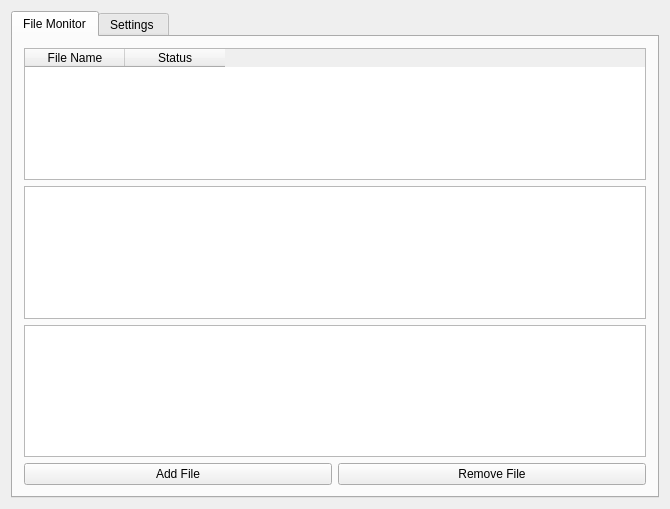
This is autofilebackup.ui in imatefx/auto-file-backup as Qt 5 draws it before an edit. The edited form follows.
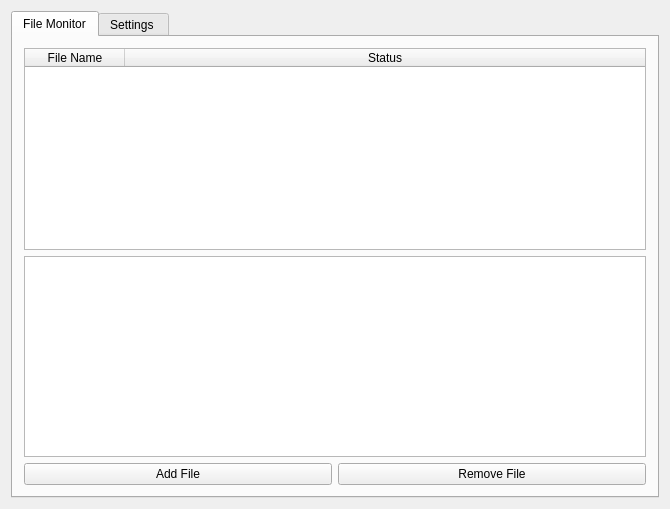
This is the edited form. Custom widgets are drawn as their Qt base class.

Commit message: Removed Watched File Listbox Watched file log to Log Listbox Drag and drop multiple files

What changed in the file:
```diff
--- a/autofilebackup.ui
+++ b/autofilebackup.ui
@@ -41,6 +41,15 @@
          <property name="columnCount">
           <number>2</number>
          </property>
+         <attribute name="horizontalHeaderVisible">
+          <bool>true</bool>
+         </attribute>
+         <attribute name="horizontalHeaderStretchLastSection">
+          <bool>true</bool>
+         </attribute>
+         <attribute name="verticalHeaderVisible">
+          <bool>false</bool>
+         </attribute>
          <column>
           <property name="text">
            <string>File Name</string>
@@ -53,9 +62,6 @@
          </column>
         </widget>
        </item>
-       <item>
-        <widget class="QListWidget" name="watchedFilesList"/>
-       </item>
        <item>
         <widget class="QListWidget" name="logList"/>
        </item>
```
Left out of the diff: 6 changed lines with no effect on the pictures. The commit also changes 2 other files.
